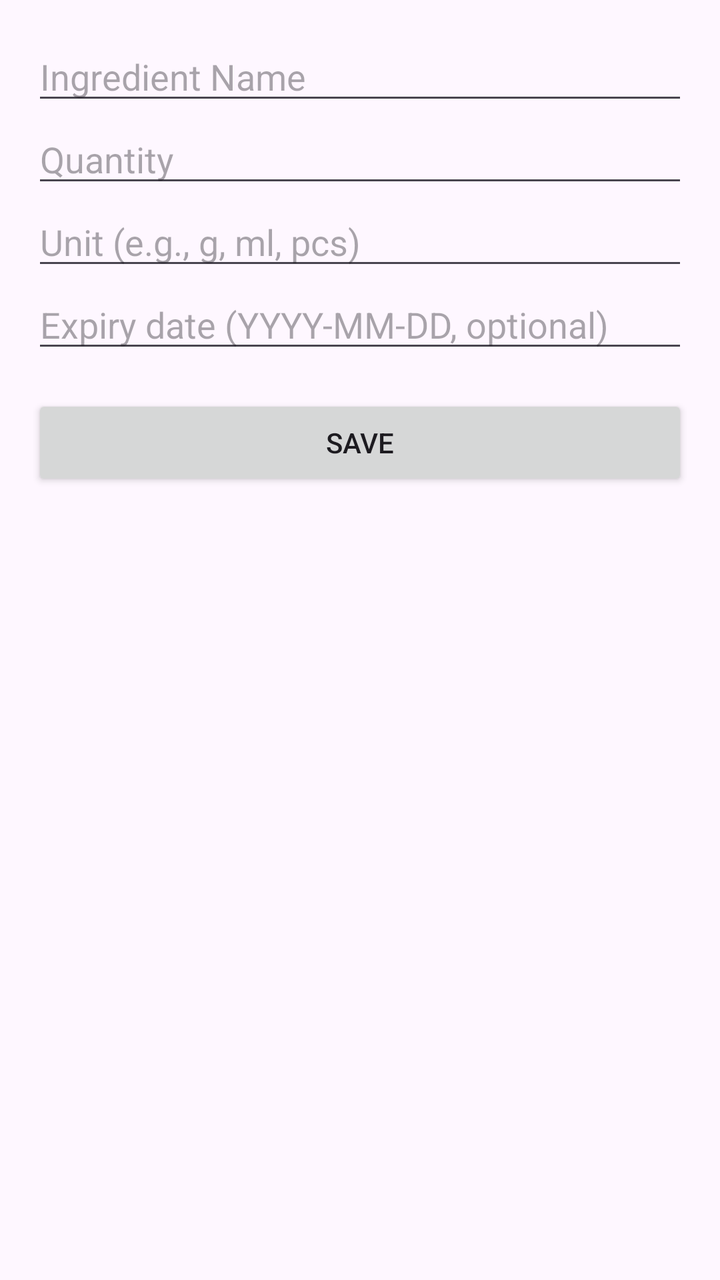
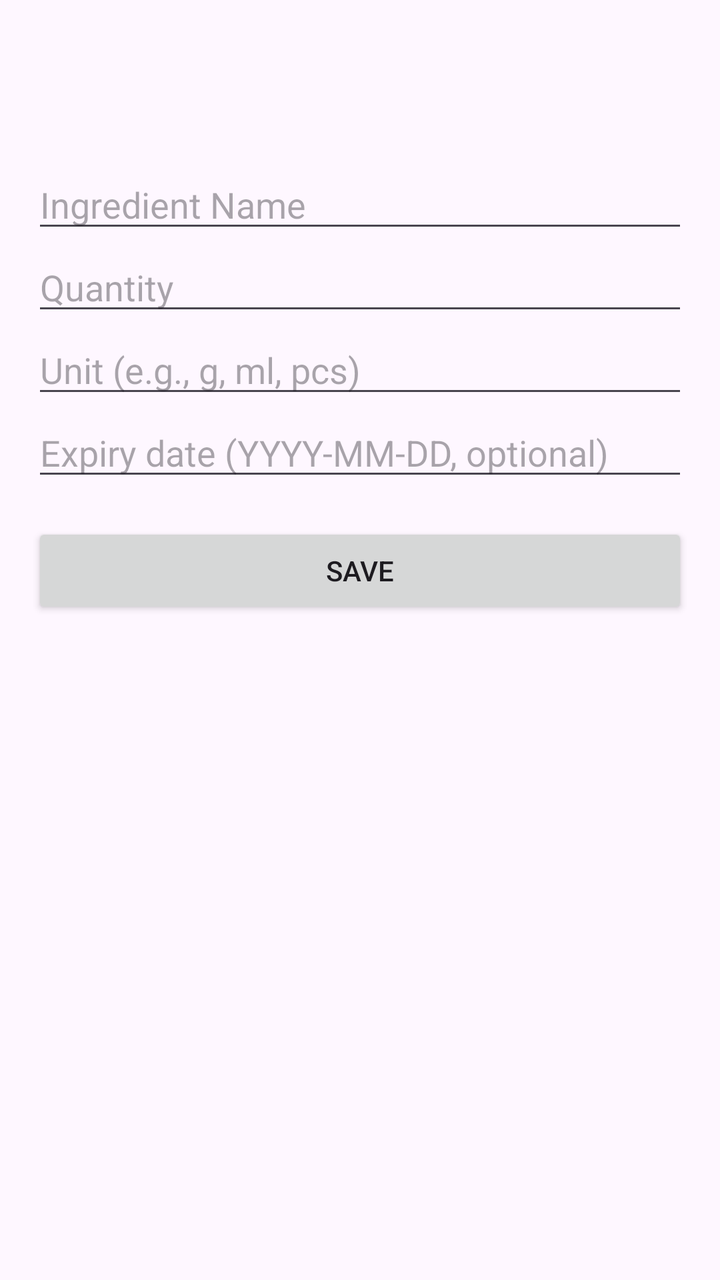

Before-and-after screenshots of an Android layout around one commit, followed by the original layout XML and the change that was made.
<!-- AndroidManifest.xml: application theme Theme.SmartPantry -->
<!-- res/layout/activity_add_ingredient.xml -->
<?xml version="1.0" encoding="utf-8"?>
<LinearLayout
    xmlns:android="http://schemas.android.com/apk/res/android"
    android:layout_width="match_parent"
    android:layout_height="match_parent"
    android:fitsSystemWindows="true"
    android:orientation="vertical"
    android:padding="16dp">

    <EditText
        android:id="@+id/etName"
        android:layout_width="match_parent"
        android:layout_height="wrap_content"
        android:hint="Ingredient Name"
        android:inputType="textCapWords" />

    <EditText
        android:id="@+id/etQuantity"
        android:layout_width="match_parent"
        android:layout_height="wrap_content"
        android:hint="Quantity"
        android:inputType="numberDecimal" />

    <EditText
        android:id="@+id/etUnit"
        android:layout_width="match_parent"
        android:layout_height="wrap_content"
        android:hint="Unit (e.g., g, ml, pcs)"
        android:inputType="text" />

    <EditText
        android:id="@+id/etExpiry"
        android:layout_width="match_parent"
        android:layout_height="wrap_content"
        android:hint="Expiry date (YYYY-MM-DD, optional)"
        android:inputType="date" />

    <Button
        android:id="@+id/btnSave"
        android:layout_width="match_parent"
        android:layout_height="wrap_content"
        android:text="Save"
        android:layout_marginTop="16dp" />

</LinearLayout>
<!-- resources referenced by this layout -->
<resources>
  <style name="Theme.SmartPantry" parent="Base.Theme.SmartPantry" />
  <style name="Base.Theme.SmartPantry" parent="Theme.Material3.DayNight.NoActionBar">
          
          
      </style>
</resources>

<!-- the commit's change to res/layout/activity_add_ingredient.xml (unified diff, before → after) -->
@@ -4,42 +4,60 @@
     android:layout_width="match_parent"
     android:layout_height="match_parent"
     android:fitsSystemWindows="true"
-    android:orientation="vertical"
-    android:padding="16dp">
+    android:orientation="vertical">
 
-    <EditText
-        android:id="@+id/etName"
+    
+    <com.google.android.material.appbar.MaterialToolbar
+        android:id="@+id/toolbar"
         android:layout_width="match_parent"
-        android:layout_height="wrap_content"
-        android:hint="Ingredient Name"
-        android:inputType="textCapWords" />
+        android:layout_height="?attr/actionBarSize" />
 
-    <EditText
-        android:id="@+id/etQuantity"
+    <ScrollView
         android:layout_width="match_parent"
-        android:layout_height="wrap_content"
-        android:hint="Quantity"
-        android:inputType="numberDecimal" />
+        android:layout_height="0dp"
+        android:layout_weight="1">
 
-    <EditText
-        android:id="@+id/etUnit"
-        android:layout_width="match_parent"
-        android:layout_height="wrap_content"
-        android:hint="Unit (e.g., g, ml, pcs)"
-        android:inputType="text" />
+        <LinearLayout
+            android:layout_width="match_parent"
+            android:layout_height="wrap_content"
+            android:orientation="vertical"
+            android:padding="16dp">
 
-    <EditText
-        android:id="@+id/etExpiry"
-        android:layout_width="match_parent"
-        android:layout_height="wrap_content"
-        android:hint="Expiry date (YYYY-MM-DD, optional)"
-        android:inputType="date" />
+            <EditText
+                android:id="@+id/etName"
+                android:layout_width="match_parent"
+                android:layout_height="wrap_content"
+                android:hint="Ingredient Name"
+                android:inputType="textCapWords" />
 
-    <Button
-        android:id="@+id/btnSave"
-        android:layout_width="match_parent"
-        android:layout_height="wrap_content"
-        android:text="Save"
-        android:layout_marginTop="16dp" />
+            <EditText
+                android:id="@+id/etQuantity"
+                android:layout_width="match_parent"
+                android:layout_height="wrap_content"
+                android:hint="Quantity"
+                android:inputType="numberDecimal" />
 
+            <EditText
+                android:id="@+id/etUnit"
+                android:layout_width="match_parent"
+                android:layout_height="wrap_content"
+                android:hint="Unit (e.g., g, ml, pcs)"
+                android:inputType="text" />
+
+            <EditText
+                android:id="@+id/etExpiry"
+                android:layout_width="match_parent"
+                android:layout_height="wrap_content"
+                android:hint="Expiry date (YYYY-MM-DD, optional)"
+                android:inputType="date" />
+
+            <Button
+                android:id="@+id/btnSave"
+                android:layout_width="match_parent"
+                android:layout_height="wrap_content"
+                android:layout_marginTop="16dp"
+                android:text="Save" />
+
+        </LinearLayout>
+    </ScrollView>
 </LinearLayout>
